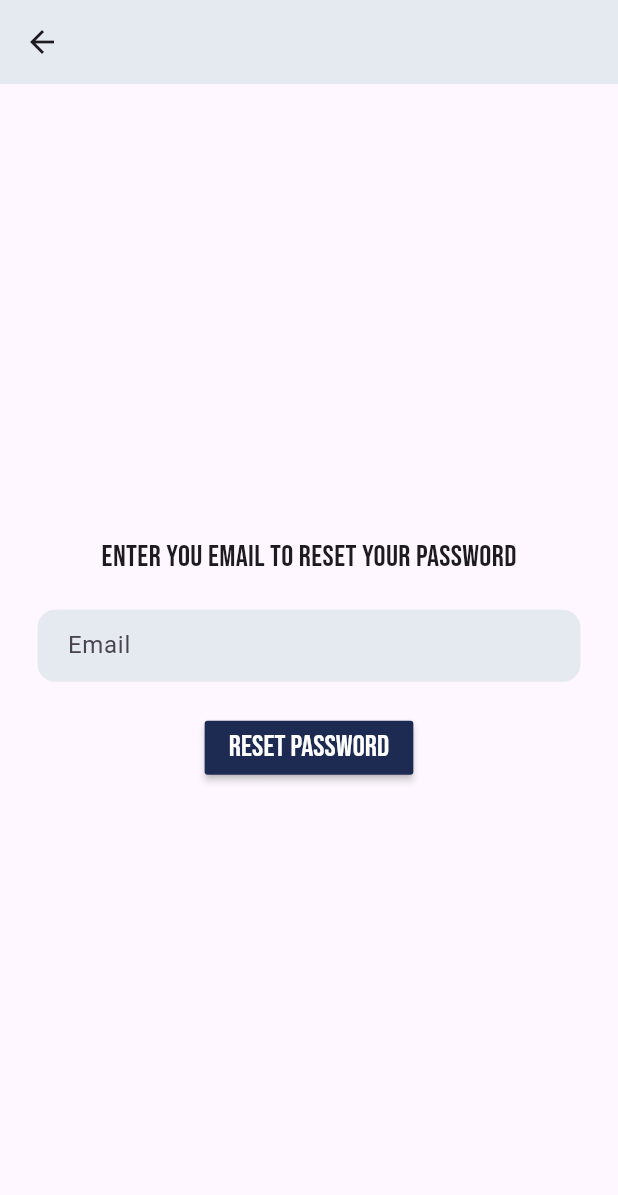
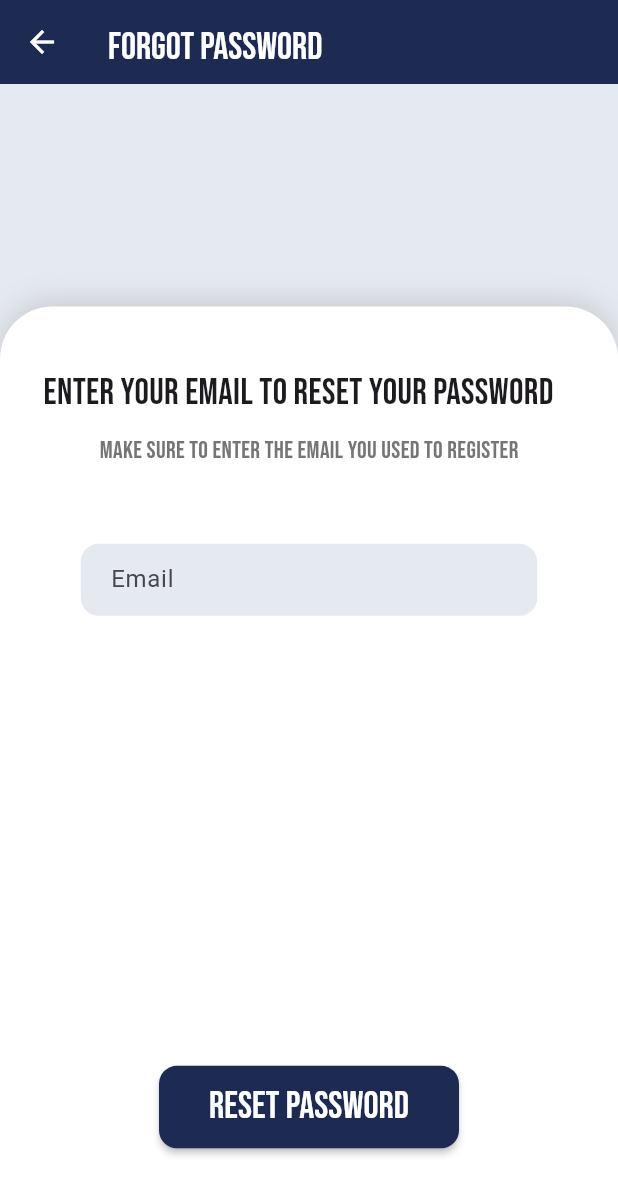
Before and after one commit to shirokuuun/B-Go_Capstone, a Flutter app: the ForgotPasswordPage screen opened directly, on a phone screen of 412 x 824 dp. Shown: the top 1195 px of the screen. Run offline on Flutter 3.47's test engine with Material 3 defaults, Android fonts, the phone set to English and light mode, and no system bars; our stand-ins replace cloud_firestore, firebase_auth, firebase_core, google_fonts, google_sign_in; accounts and stored records are empty.

Commit message:
forgot password UI changed

```diff
--- a/lib/pages/forgotPassword_page.dart
+++ b/lib/pages/forgotPassword_page.dart
@@ -1,6 +1,7 @@
 import 'package:firebase_auth/firebase_auth.dart';
 import 'package:flutter/material.dart';
 import 'package:google_fonts/google_fonts.dart';
+import 'package:firebase_first_try/responsiveness/responsive_page.dart';
 
 class ForgotPasswordPage extends StatefulWidget {
   const ForgotPasswordPage({Key? key}) : super(key: key);
@@ -47,21 +48,98 @@ class _ForgotPasswordPageState extends State<ForgotPasswordPage> {
 
   @override
   Widget build(BuildContext context) {
+    Responsive responsive = Responsive(context);
+
     return Scaffold(
       appBar: AppBar(
-        backgroundColor: Color(0xFFE5E9F0),
+
+        title: Padding(
+          padding: const EdgeInsets.only(top: 8.0),
+          child: Text(
+            'Forgot Password',
+            style: GoogleFonts.bebasNeue(
+              fontSize: 25,
+              color: Colors.white
+            ),
+          ),
+        ),
+        backgroundColor: Color(0xFF1D2B53),
         elevation: 0,
+        iconTheme: IconThemeData(
+          color: Colors.white,
         ),
-      body:Column(
-        mainAxisAlignment: MainAxisAlignment.center,
+      ),
+      body: Stack(
         children: [
-         Text('Enter you email to reset your password',
-                 style: GoogleFonts.bebasNeue(
-          fontSize: 20,
+          Container(
+            height: MediaQuery.of(context).size.height * 0.38,
+            decoration: BoxDecoration(
+              color: Color(0xFFE5E9F0),
+            ),
+            padding: const EdgeInsets.only(left: 10,  bottom: 35),
+            alignment: Alignment.topLeft,
+
+            child: Center(
+              child: ClipRRect(
+                borderRadius: BorderRadius.circular(20),
+
+              ),
             ),
           ),
 
-              SizedBox(height: 20),
+          Align(
+            alignment: Alignment.bottomCenter,
+            child: SingleChildScrollView(
+                  child: Container(
+                    margin: EdgeInsets.only(
+                      top: MediaQuery.of(context).size.height * 0.18,
+                    ),
+                    width: double.infinity,
+                    decoration: const BoxDecoration(
+                  color: Colors.white,
+                  borderRadius: BorderRadius.vertical(top: Radius.circular(35)),
+                  boxShadow: [
+                    BoxShadow(
+                      color: Colors.black12,
+                      blurRadius: 16,
+                      offset: Offset(0, -4),
+                    ),
+                  ],
+                ),
+                    padding: EdgeInsets.only(
+                      top: responsive.height * 0.05,
+                      left: responsive.width * 0.07,
+                      right: responsive.width * 0.07,
+                      bottom: responsive.height * 0.50,
+                    ),
+                    child: Column(
+                      crossAxisAlignment: CrossAxisAlignment.start,
+                      children: [
+                    // Change password text
+                    Center(
+                      child: Column(
+                        mainAxisSize: MainAxisSize.min,
+                        crossAxisAlignment: CrossAxisAlignment.start,
+                        children: [
+                          Text('Enter your email to reset your password',
+                            style: GoogleFonts.bebasNeue(
+                              fontSize: 24,
+                            ),
+                          ),
+                          SizedBox(height: 10),
+                          Center(
+                            child: Text('Make sure to enter the email you used to register',
+                              style: GoogleFonts.bebasNeue(
+                              fontSize: 16,
+                                color: Colors.grey.shade600,
+                              ),
+                            ),
+                          ),
+                        ],
+                      ),
+                    ),
+
+                    SizedBox(height: 50),
 
               Padding(
                 padding: const EdgeInsets.symmetric(horizontal: 25.0),
@@ -87,19 +165,30 @@ class _ForgotPasswordPageState extends State<ForgotPasswordPage> {
                 ),
               ),
 
-              SizedBox(height: 20),
+              SizedBox(height: 300),
 
-              MaterialButton(
+              Center(
+                child: MaterialButton(
+                  minWidth: 200,
+                  height: 55,
                   onPressed: passwordReset,
                   color:  Color(0xFF1D2B53),
+                  shape: RoundedRectangleBorder(
+                    borderRadius: BorderRadius.circular(12),
+                  ),
                   child: Text('Reset Password',
                     style: GoogleFonts.bebasNeue(
-                    fontSize: 20,
+                      fontSize: 25,
                       color: Colors.white,
                     ),
                   ),
                 ),
-
+              ),
+                    ],
+                     ),
+                  ),
+            ),
+            ),
       ],)
     );
   }
--- /dev/null
+++ b/lib/responsiveness/responsive_page.dart
@@ -0,0 +1,10 @@
+import 'package:flutter/material.dart';
+
+class Responsive {
+  final double width;
+  final double height;
+
+  Responsive(BuildContext context)
+      : width = MediaQuery.of(context).size.width,
+        height = MediaQuery.of(context).size.height;
+}
```
Also changed, not shown: 2 other files. Lines whose indentation alone changed are shown as unchanged.
